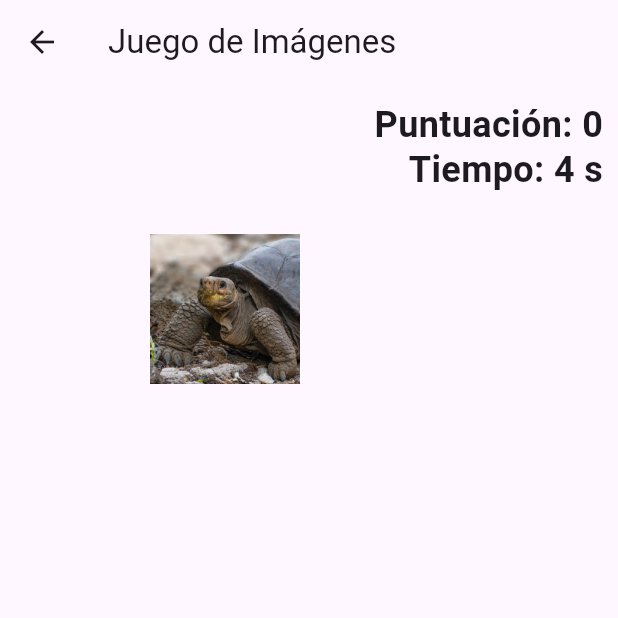
After one commit to AlvaroDC2000/Programaci-n-Multimedia, a Flutter app: the screen it shows after launch, in the side drawer, after a tap on "Juego de Imágenes", on a phone screen of 412 x 824 dp, the top half of it. The commit adds this screen. Run offline on Flutter 3.47's test engine with Material 3 defaults, Android fonts, the light colour scheme and no system bars; our stand-ins replace google_fonts.

Commit message:
Relación 3

```diff
--- a/flutter_application_1/lib/drawer/drawer.dart
+++ b/flutter_application_1/lib/drawer/drawer.dart
@@ -69,6 +69,12 @@ class AppDrawer extends StatelessWidget {
               Navigator.pushNamed(context, '/nested_rows_columns');
             },
           ),
+          ListTile(
+          title: const Text('Juego de Imágenes'),
+          onTap: () {
+          Navigator.pushNamed(context, '/game_screen');
+          },
+        ),
         ],
       ),
     );
--- /dev/null
+++ b/flutter_application_1/lib/screens/app_routes.dart
@@ -0,0 +1,32 @@
+import 'package:flutter/material.dart';
+import 'screens.dart';
+
+class AppRoutes {
+  static const String home = '/';
+  static const String personalInfo = '/personal_info';
+  static const String rowImages = '/row_images';
+  static const String columnImages = '/column_images';
+  static const String icons = '/icons';
+  static const String helicopters = '/helicopters';
+  static const String complexLayout = '/complex_layout';
+  static const String counter = '/counter';
+  static const String instagram = '/instagram';
+  static const String nestedRowsColumns = '/nested_rows_columns';
+  static const String game = '/game_screen';
+
+  static Map<String, WidgetBuilder> getRoutes() {
+    return {
+      home: (context) => const HomeScreen(),
+      personalInfo: (context) => const PersonalInfoScreen(),
+      rowImages: (context) => const RowImagesScreen(),
+      columnImages: (context) => const ColumnImagesScreen(),
+      icons: (context) => const IconsScreen(),
+      helicopters: (context) => const HelicopterLandingScreen(),
+      complexLayout: (context) => const ComplexLayoutScreen(),
+      counter: (context) => const CounterScreen(),
+      instagram: (context) => const InstagramScreen(),
+      nestedRowsColumns: (context) => const NestedRowsColumnsScreen(),
+      game: (context) => const GameScreen(),
+    };
+  }
+}
--- /dev/null
+++ b/flutter_application_1/lib/screens/game_screen.dart
@@ -0,0 +1,104 @@
+import 'dart:async';
+import 'dart:math';
+import 'package:flutter/material.dart';
+
+class GameScreen extends StatefulWidget {
+  const GameScreen({super.key});
+
+  @override
+  _GameScreenState createState() => _GameScreenState();
+}
+
+class _GameScreenState extends State<GameScreen> {
+  final Random _random = Random();
+  int _score = 0;
+  Offset _position = const Offset(100, 100); // Posición inicial de la imagen
+  int _timeLeft = 5; // Tiempo restante para que se resten puntos
+  Timer? _countdownTimer;
+
+  @override
+  void initState() {
+    super.initState();
+    _startCountdown();
+  }
+
+  void _startCountdown() {
+    // Temporizador que cuenta los segundos
+    _countdownTimer = Timer.periodic(const Duration(seconds: 1), (timer) {
+      setState(() {
+        if (_timeLeft > 0) {
+          _timeLeft--;
+        } else {
+          // Si pasa el tiempo y no se ha pulsado, resta 2 puntos
+          _score -= 2;
+          _timeLeft = 5; // Reinicia el temporizador
+          // Cambia la posición de la imagen
+          _position = _generateRandomPosition();
+        }
+      });
+    });
+  }
+
+  void _onTap() {
+    setState(() {
+      _score += 1; // Aumenta la puntuación si se pulsa la imagen
+      _timeLeft = 5; // Reinicia el temporizador al pulsar
+      // Mueve la imagen a una nueva posición aleatoria
+      _position = _generateRandomPosition();
+    });
+  }
+
+  Offset _generateRandomPosition() {
+    return Offset(
+      _random.nextDouble() * (MediaQuery.of(context).size.width - 50),
+      _random.nextDouble() * (MediaQuery.of(context).size.height - 50),
+    );
+  }
+
+  @override
+  void dispose() {
+    _countdownTimer?.cancel();
+    super.dispose();
+  }
+
+  @override
+  Widget build(BuildContext context) {
+    return Scaffold(
+      appBar: AppBar(
+        title: const Text('Juego de Imágenes'),
+      ),
+      body: Stack(
+        children: [
+          Positioned(
+            left: _position.dx,
+            top: _position.dy,
+            child: GestureDetector(
+              onTap: _onTap,
+              child: Image.asset(
+                'assets/Images/perfil.jpg',
+                width: 100,
+                height: 100,
+              ),
+            ),
+          ),
+          Positioned(
+            top: 10,
+            right: 10,
+            child: Text(
+              'Puntuación: $_score',
+              style: const TextStyle(fontSize: 24, fontWeight: FontWeight.bold),
+            ),
+          ),
+          Positioned(
+            top: 40,
+            right: 10,
+            child: Text(
+              'Tiempo: $_timeLeft s',
+              style: const TextStyle(fontSize: 24, fontWeight: FontWeight.bold),
+            ),
+          ),
+        ],
+      ),
+    );
+  }
+}
```
Also changed, not shown: flutter_application_1/lib/main.dart (+3 -23 lines), flutter_application_1/lib/screens/screens.dart (added, +11 -0 lines).
